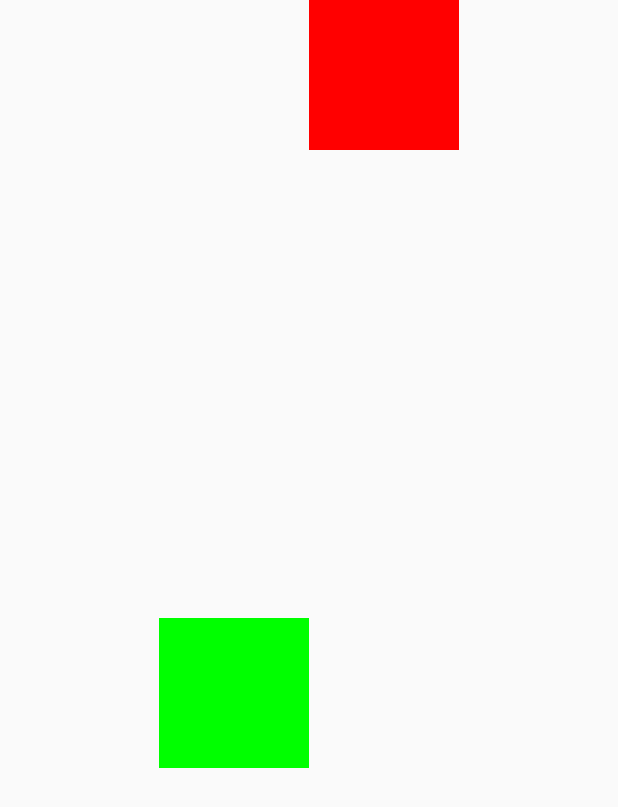
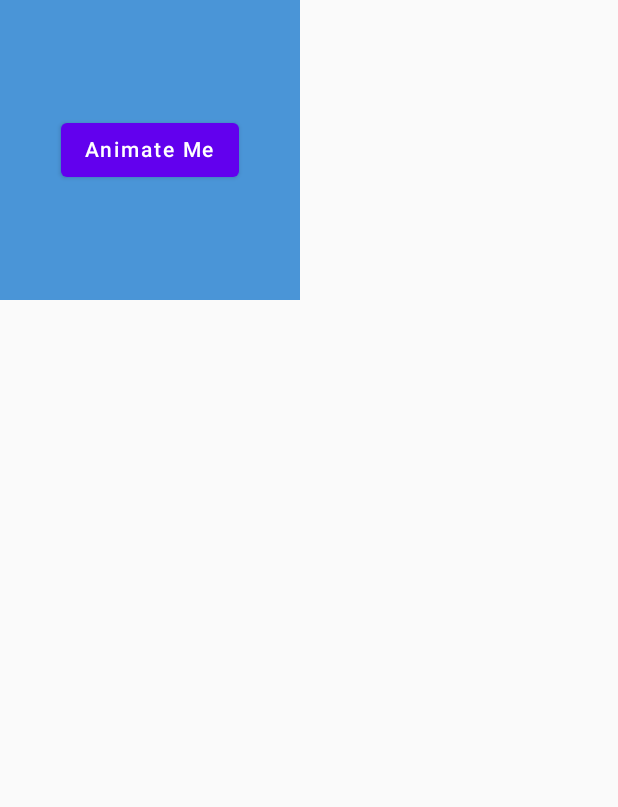
Before and after one commit to RagulMohankumarr/Jetpack-Compose, an Android app built with Jetpack Compose: the screen it shows after launch (MainActivity), on a phone screen of 412 x 824 dp. Shown: the top 807 px of the screen. Run offline under Robolectric (Android 15) with nearby library versions, the phone set to English and light mode, and no system bars; our stand-ins replace constraintlayout-compose.

Commit message:
Jetpack Compose - Simple Animations

```diff
--- a/app/src/main/java/com/example/jetpackcomposesample/MainActivity.kt
+++ b/app/src/main/java/com/example/jetpackcomposesample/MainActivity.kt
@@ -1,8 +1,11 @@
 package com.example.jetpackcomposesample
 
+import android.animation.Keyframe
 import android.os.Bundle
 import androidx.activity.ComponentActivity
 import androidx.activity.compose.setContent
+import androidx.compose.animation.animateColor
+import androidx.compose.animation.core.*
 import androidx.compose.foundation.*
 import androidx.compose.foundation.gestures.draggable
 import androidx.compose.foundation.gestures.scrollable
@@ -18,7 +21,9 @@ import androidx.compose.ui.Alignment
 import androidx.compose.ui.Modifier
 import androidx.compose.ui.graphics.Brush
 import androidx.compose.ui.graphics.Color
+import androidx.compose.ui.graphics.Color.Companion.Blue
 import androidx.compose.ui.graphics.Color.Companion.Red
+import androidx.compose.ui.graphics.Color.Companion.Yellow
 import androidx.compose.ui.graphics.painter.Painter
 import androidx.compose.ui.layout.ContentScale
 import androidx.compose.ui.layout.layoutId
@@ -49,28 +54,36 @@ class MainActivity : ComponentActivity() {
 
     override fun onCreate(savedInstanceState: Bundle?) {
         super.onCreate(savedInstanceState)
+
         setContent {
-            val constraints = ConstraintSet {
-                var greenBox = createRefFor("greenBox")
-                var redBox = createRefFor("redBox")
-                val guidline = createGuidelineFromTop(0.5f)
-                constrain(greenBox) {
-                    top.linkTo(guidline)
-                    start.linkTo(parent.start)
-                    width = Dimension.value(100.dp)
-                    height = Dimension.value(100.dp)
+            var sizeState by remember {
+                mutableStateOf(200.dp)
+            }
+            val animateState by animateDpAsState(targetValue = sizeState, keyframes {
+                durationMillis = 5000
+                sizeState at 0 with LinearEasing
+                sizeState * 1.5f at 1000 with FastOutLinearInEasing
+                sizeState * 2f at 5000
+            })
+            val infiniteState = rememberInfiniteTransition()
+            val color by infiniteState.animateColor(
+                initialValue = Yellow,
+                targetValue = Blue,
+                animationSpec = infiniteRepeatable(
+                    tween(1000),
+                    repeatMode = RepeatMode.Reverse
+                )
+
+            )
+            Box(
+                modifier = Modifier
+                    .size(animateState)
+                    .background(color), contentAlignment = Alignment.Center
+            )
+            {
+                Button(onClick = { sizeState += 50.dp }) {
+                    Text("Animate Me")
                 }
-                constrain(redBox){
-                    top.linkTo(parent.top)
-                    start.linkTo(greenBox.end)
-                    width = Dimension.value(100.dp)
-                    height = Dimension.value(100.dp)
-                }
-                createHorizontalChain(greenBox,redBox, chainStyle = ChainStyle.Packed)
-            }
-            ConstraintLayout(constraints, modifier = Modifier.fillMaxSize()) {
-                Box(modifier = Modifier.background(Color.Green).layoutId("greenBox"))
-                Box(modifier = Modifier.background(Color.Red).layoutId("redBox"))
             }
         }
     }
```
